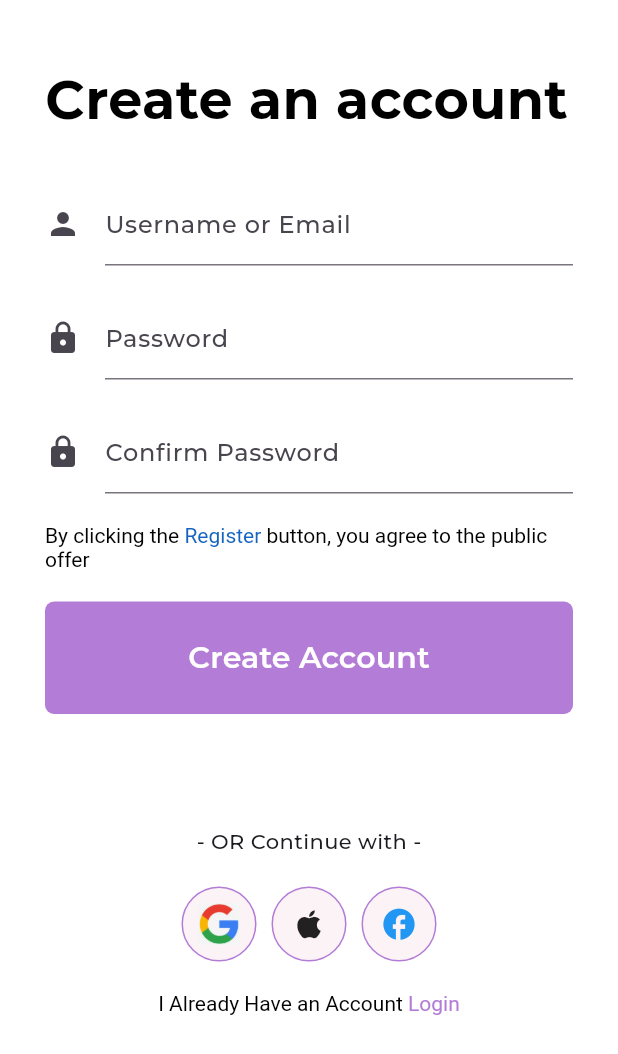
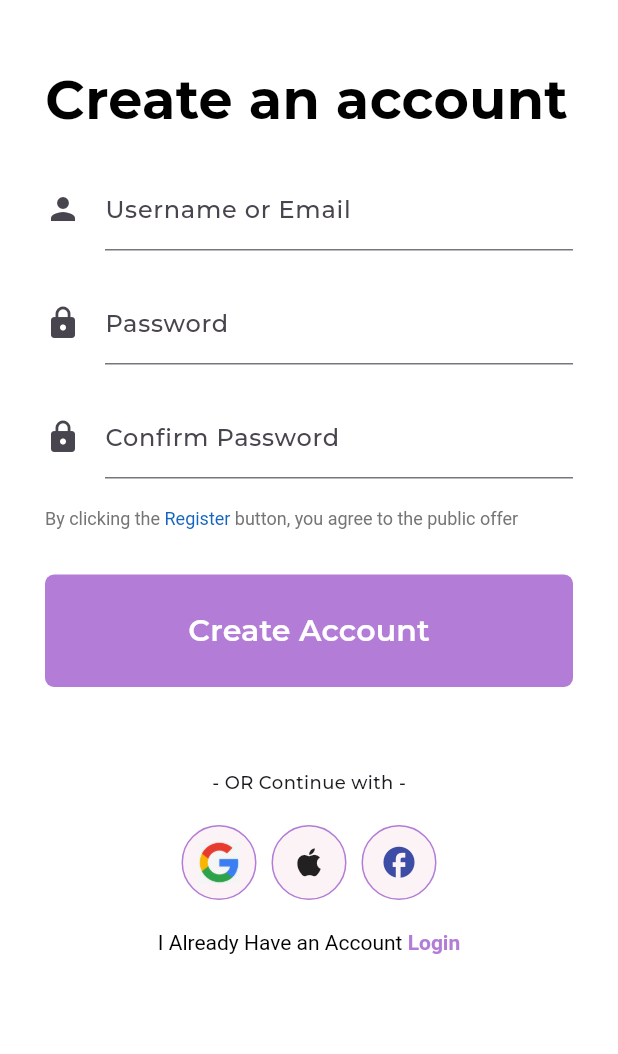
Before and after one commit to raid-coder/login-signup-page-with-flutter, a Flutter app: the RegisterPage screen opened directly, on a phone screen of 412 x 824 dp. Shown: the top 1054 px of the screen. Run offline on Flutter 3.47's test engine with Material 3 defaults, Android fonts, the phone set to English and light mode, and no system bars; project files that could hold a hidden picture were left out.

Commit message:
fixed some bugs

```diff
--- a/lib/register_page.dart
+++ b/lib/register_page.dart
@@ -18,13 +18,14 @@ class RegisterPage extends StatelessWidget {
             const Text(
               "Create an account",
               style: TextStyle(
-                  color: Colors.black,
-                  fontSize: 36,
-                  decoration: TextDecoration.none,
-                  fontWeight: FontWeight.w700),
+                color: Colors.black,
+                fontSize: 36,
+                decoration: TextDecoration.none,
+                fontWeight: FontWeight.w700,
+              ),
             ),
             const SizedBox(
-              height: 30,
+              height: 20,
             ),
             const TextField(
               decoration: InputDecoration(
@@ -55,8 +56,9 @@ class RegisterPage extends StatelessWidget {
             ),
             RichText(
                 text: TextSpan(
-              style: const TextStyle(
-                color: Colors.black,
+              style: TextStyle(
+                color: Colors.grey[600],
+                fontSize: 12,
               ),
               children: [
                 const TextSpan(text: "By clicking the "),
@@ -67,7 +69,7 @@ class RegisterPage extends StatelessWidget {
               ],
             )),
             const SizedBox(
-              height: 20,
+              height: 30,
             ),
             TextButton(
               onPressed: () {},
@@ -89,11 +91,17 @@ class RegisterPage extends StatelessWidget {
               ),
             ),
             const SizedBox(
-              height: 75,
+              height: 55,
             ),
             Column(
               children: [
-                const Text("- OR Continue with -"),
+                const Text(
+                  "- OR Continue with -",
+                  style: TextStyle(
+                    fontSize: 12,
+                    fontWeight: FontWeight.w500,
+                  ),
+                ),
                 const SizedBox(
                   height: 20,
                 ),
@@ -157,7 +165,7 @@ class RegisterPage extends StatelessWidget {
                         ),
                         child: const Icon(
                           Icons.facebook,
-                          color: Colors.blue,
+                          color: Color.fromRGBO(61, 77, 166, 1),
                           size: 25,
                         ),
                       ),
@@ -169,14 +177,13 @@ class RegisterPage extends StatelessWidget {
                 ),
                 RichText(
                   text: TextSpan(
-                    style: const TextStyle(
-                      color: Colors.black,
-                    ),
+                    style: const TextStyle(color: Colors.black, fontSize: 14),
                     text: "I Already Have an Account ",
                     children: [
                       TextSpan(
                           style: const TextStyle(
                             color: Color.fromRGBO(0xB3, 0x7C, 0xD6, 1),
+                            fontWeight: FontWeight.w600,
                           ),
                           text: "Login",
                           recognizer: TapGestureRecognizer()
```
Also changed, not shown: lib/login_page.dart (+16 -6 lines).
